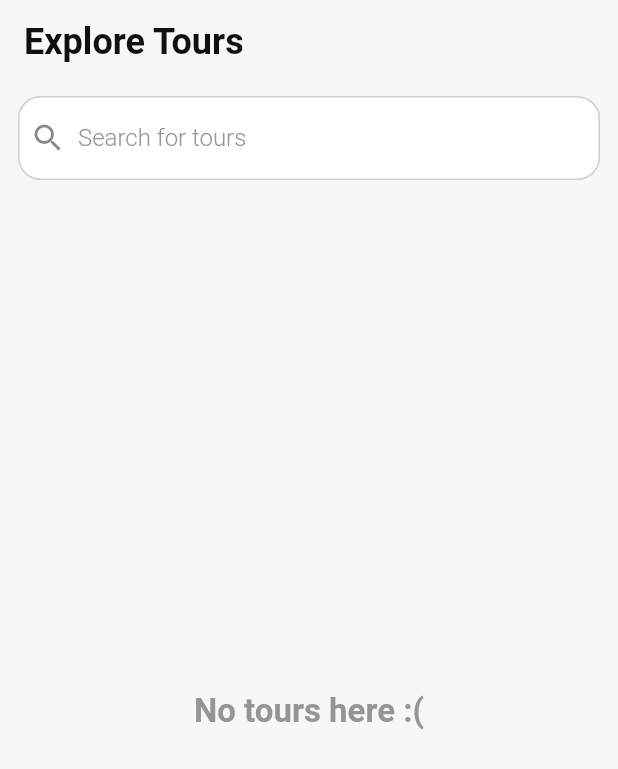
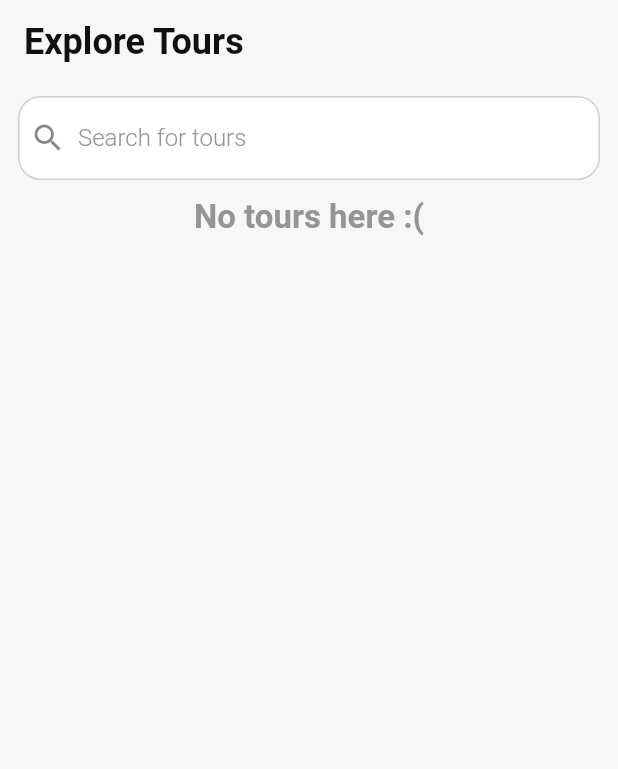
Before and after one commit to blyoha/audio-tour-builder, a Flutter app: the ExplorePage screen opened directly, on a phone screen of 412 x 824 dp. Shown: the top 769 px of the screen. Run offline on Flutter 3.47's test engine with Material 2 defaults, Android fonts, the phone set to English and light mode, and no system bars; our stand-ins replace cloud_firestore, equatable, file_picker, firebase_auth, firebase_core, firebase_storage and 7 more; accounts and stored records are empty; generated files the repository leaves out were written again.

Commit message:
Fixed empty list refresh.

```diff
--- a/lib/presentation/pages/explore/view/explore_page.dart
+++ b/lib/presentation/pages/explore/view/explore_page.dart
@@ -51,32 +51,36 @@ class _ExplorePageState extends State<ExplorePage> {
               onChanged: _search,
             ),
             const Gap(12.0),
-            Expanded(child: tours.isEmpty ? _showEmptySpace() : _showList()),
+            Expanded(
+              child: RefreshIndicator(
+                onRefresh: _refresh,
+                child: tours.isEmpty ? _showEmptyList() : _showList(),
+              ),
+            ),
           ],
         ),
       ),
     );
   }
 
-  Widget _showEmptySpace() {
-    return Center(
-      child: Text(
-        "No tours here :(",
-        style: Theme.of(context)
-            .textTheme
-            .titleMedium
-            ?.copyWith(color: secondaryTextColor),
-      ),
+  Widget _showEmptyList() {
+    return ListView(
+      physics: const AlwaysScrollableScrollPhysics(),
+      children: [
+        Text(
+          "No tours here :(",
+          textAlign: TextAlign.center,
+          style: Theme.of(context)
+              .textTheme
+              .titleMedium
+              ?.copyWith(color: secondaryTextColor),
+        )
+      ],
     );
   }
 
   Widget _showList() {
-    return RefreshIndicator(
-      onRefresh: _refresh,
-      triggerMode: RefreshIndicatorTriggerMode.onEdge,
-      color: primaryColor,
-      child: ToursList(tours: visibleList),
-    );
+    return ToursList(tours: visibleList);
   }
 
   Future<void> _refresh() async {
```
Also changed, not shown: lib/presentation/pages/my_tours/view/my_tours_page.dart (+10 -3 lines).
